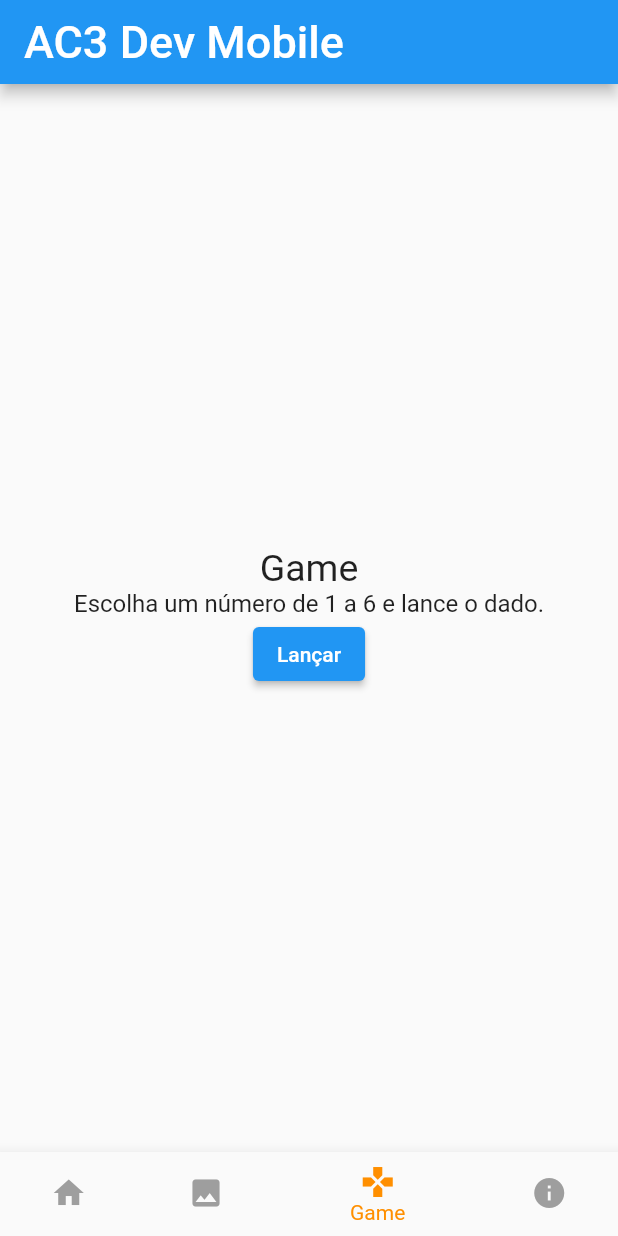
After one commit to ipojucaturianos/dev-mobile-ec4-ac3, a Flutter app: the screen it shows after launch, item 3 of the bottom bar chosen, after a tap on "Lançar", on a phone screen of 412 x 824 dp. The commit adds this screen. Run offline on Flutter 3.47's test engine with Material 2 defaults, Android fonts, the phone set to English and light mode, and no system bars; network calls fail.

Commit message:
Corrected routes change and added game page structure

```diff
--- /dev/null
+++ b/lib/game.dart
@@ -0,0 +1,22 @@
+import 'package:flutter/material.dart';
+import 'dart:math';
+
+class GamePage extends StatelessWidget {
+  GamePage({Key? key}) : super(key: key);
+  @override
+  Widget build(BuildContext context) {
+    return Center(
+      child: Column(
+          mainAxisAlignment: MainAxisAlignment.center,
+          children: [
+            Text('Game', style: TextStyle(fontSize: 25),),
+            Text('Escolha um número de 1 a 6 e lance o dado.', style: TextStyle(fontSize: 16),),
+            ElevatedButton(
+              child: Text('Lançar'),
+              onPressed: () => print('aqui'),
+            ),
+          ]
+      ),
+    );
+  }
+}
--- a/lib/main.dart
+++ b/lib/main.dart
@@ -1,6 +1,7 @@
 import 'package:flutter/material.dart';
 import 'package:ac3/about_us.dart';
 import 'package:ac3/image.dart';
+import 'package:ac3/game.dart';
 
 void main() {
   runApp(
@@ -34,19 +35,33 @@ class MyStatefulWidget extends StatefulWidget {
 
 class _MyStatefulWidgetState extends State<MyStatefulWidget> {
   int _selectedIndex = 0;
-  var app;
+  static Widget app = Center(
+    child: Text('AC3 Desenvolvimento Mobile', style: TextStyle(fontSize: 25),),
+  );
   void _onItemTapped(int index) {
     setState(() {
       _selectedIndex = index;
       if (index == 0) {
-        app = Center(
-          child: Text('AC3 Desenvolvimento Mobile', style: TextStyle(fontSize: 25),),
-        );
+        setState(() {
+          app = Center(
+            child: Text('AC3 Desenvolvimento Mobile', style: TextStyle(fontSize: 25),),
+          );
+        });
       } else {
         if (index == 1) {
-          app = ImagePage();
+          setState(() {
+            app = ImagePage();
+          });
         } else {
-          app = AboutUs();
+          if (index == 2) {
+            setState(() {
+              app = GamePage();
+            });
+          } else {
+            setState(() {
+              app = AboutUs();
+            });
+          }
         }
       }
     });
```
